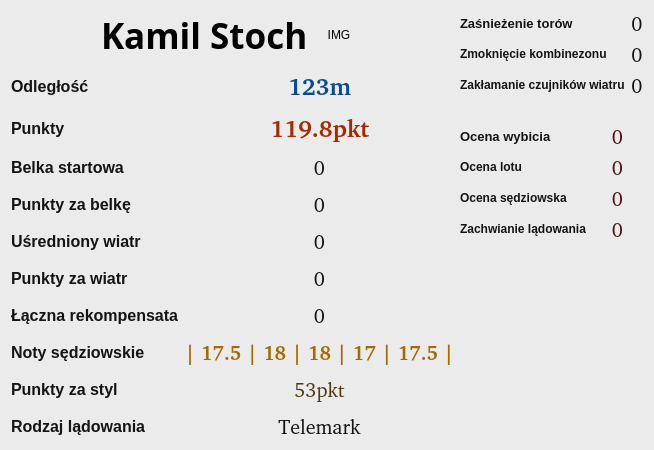
Old version of the form source/UI/ResultsShowing/JumpDataDetailedInfoWindow.ui in the repository SiekamCebule/sj-sim.
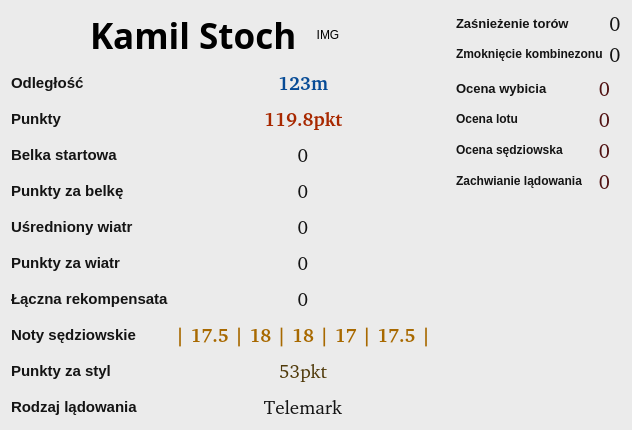
New version of the form.

```diff
--- a/source/UI/ResultsShowing/JumpDataDetailedInfoWindow.ui
+++ b/source/UI/ResultsShowing/JumpDataDetailedInfoWindow.ui
@@ -6,8 +6,8 @@
    <rect>
     <x>0</x>
     <y>0</y>
-    <width>649</width>
-    <height>450</height>
+    <width>632</width>
+    <height>430</height>
    </rect>
   </property>
   <property name="windowTitle">
@@ -117,7 +117,7 @@
         <widget class="QLabel" name="label_3">
          <property name="font">
           <font>
-           <pointsize>12</pointsize>
+           <pointsize>11</pointsize>
            <bold>true</bold>
           </font>
          </property>
@@ -134,7 +134,7 @@
          <property name="font">
           <font>
            <family>Quicksand [PfEd]</family>
-           <pointsize>18</pointsize>
+           <pointsize>14</pointsize>
            <bold>true</bold>
           </font>
          </property>
@@ -153,7 +153,7 @@
         <widget class="QLabel" name="label_4">
          <property name="font">
           <font>
-           <pointsize>12</pointsize>
+           <pointsize>11</pointsize>
            <bold>true</bold>
           </font>
          </property>
@@ -170,7 +170,7 @@
          <property name="font">
           <font>
            <family>Quicksand [PfEd]</family>
-           <pointsize>18</pointsize>
+           <pointsize>14</pointsize>
            <bold>true</bold>
           </font>
          </property>
@@ -189,7 +189,7 @@
         <widget class="QLabel" name="label_5">
          <property name="font">
           <font>
-           <pointsize>12</pointsize>
+           <pointsize>11</pointsize>
            <bold>true</bold>
           </font>
          </property>
@@ -206,7 +206,7 @@
          <property name="font">
           <font>
            <family>Quicksand [PfEd]</family>
-           <pointsize>15</pointsize>
+           <pointsize>14</pointsize>
            <bold>false</bold>
           </font>
          </property>
@@ -225,7 +225,7 @@
         <widget class="QLabel" name="label_6">
          <property name="font">
           <font>
-           <pointsize>12</pointsize>
+           <pointsize>11</pointsize>
            <bold>true</bold>
           </font>
          </property>
@@ -242,7 +242,7 @@
          <property name="font">
           <font>
            <family>Quicksand [PfEd]</family>
-           <pointsize>15</pointsize>
+           <pointsize>14</pointsize>
            <bold>false</bold>
           </font>
          </property>
@@ -261,7 +261,7 @@
         <widget class="QLabel" name="label_7">
          <property name="font">
           <font>
-           <pointsize>12</pointsize>
+           <pointsize>11</pointsize>
            <bold>true</bold>
           </font>
          </property>
@@ -278,7 +278,7 @@
          <property name="font">
           <font>
            <family>Quicksand [PfEd]</family>
-           <pointsize>15</pointsize>
+           <pointsize>14</pointsize>
            <bold>false</bold>
           </font>
          </property>
@@ -297,7 +297,7 @@
         <widget class="QLabel" name="label_8">
          <property name="font">
           <font>
-           <pointsize>12</pointsize>
+           <pointsize>11</pointsize>
            <bold>true</bold>
           </font>
          </property>
@@ -314,7 +314,7 @@
          <property name="font">
           <font>
            <family>Quicksand [PfEd]</family>
-           <pointsize>15</pointsize>
+           <pointsize>14</pointsize>
            <bold>false</bold>
           </font>
          </property>
@@ -333,7 +333,7 @@
         <widget class="QLabel" name="label_15">
          <property name="font">
           <font>
-           <pointsize>12</pointsize>
+           <pointsize>11</pointsize>
            <bold>true</bold>
           </font>
          </property>
@@ -350,7 +350,7 @@
          <property name="font">
           <font>
            <family>Quicksand [PfEd]</family>
-           <pointsize>15</pointsize>
+           <pointsize>14</pointsize>
            <bold>false</bold>
           </font>
          </property>
@@ -369,7 +369,7 @@
         <widget class="QLabel" name="label">
          <property name="font">
           <font>
-           <pointsize>12</pointsize>
+           <pointsize>11</pointsize>
            <bold>true</bold>
           </font>
          </property>
@@ -386,7 +386,7 @@
          <property name="font">
           <font>
            <family>Quicksand [PfEd]</family>
-           <pointsize>15</pointsize>
+           <pointsize>14</pointsize>
            <bold>true</bold>
           </font>
          </property>
@@ -405,7 +405,7 @@
         <widget class="QLabel" name="label_2">
          <property name="font">
           <font>
-           <pointsize>12</pointsize>
+           <pointsize>11</pointsize>
            <bold>true</bold>
           </font>
          </property>
@@ -422,7 +422,7 @@
          <property name="font">
           <font>
            <family>Quicksand [PfEd]</family>
-           <pointsize>15</pointsize>
+           <pointsize>14</pointsize>
            <bold>false</bold>
           </font>
          </property>
@@ -441,7 +441,7 @@
         <widget class="QLabel" name="label_10">
          <property name="font">
           <font>
-           <pointsize>12</pointsize>
+           <pointsize>11</pointsize>
            <bold>true</bold>
           </font>
          </property>
@@ -458,7 +458,7 @@
          <property name="font">
           <font>
            <family>Quicksand [PfEd]</family>
-           <pointsize>15</pointsize>
+           <pointsize>14</pointsize>
           </font>
          </property>
          <property name="styleSheet">
@@ -512,19 +512,29 @@
          </property>
         </widget>
        </item>
-       <item row="2" column="0">
-        <widget class="QLabel" name="label_13">
+       <item row="0" column="1">
+        <widget class="QLabel" name="label_inrunSnow">
+         <property name="sizePolicy">
+          <sizepolicy hsizetype="Expanding" vsizetype="Minimum">
+           <horstretch>0</horstretch>
+           <verstretch>0</verstretch>
+          </sizepolicy>
+         </property>
          <property name="font">
           <font>
-           <pointsize>9</pointsize>
-           <bold>true</bold>
+           <family>Quicksand [PfEd]</family>
+           <pointsize>15</pointsize>
+           <bold>false</bold>
           </font>
          </property>
          <property name="styleSheet">
-          <string>color: rgb(20, 20, 20);</string>
+          <string notr="true">color: rgb(20, 20, 20);</string>
          </property>
          <property name="text">
-          <string>Zakłamanie czujników wiatru</string>
+          <string>0</string>
+         </property>
+         <property name="alignment">
+          <set>Qt::AlignCenter</set>
          </property>
         </widget>
        </item>
@@ -543,32 +553,6 @@
          </property>
         </widget>
        </item>
-       <item row="0" column="1">
-        <widget class="QLabel" name="label_inrunSnow">
-         <property name="sizePolicy">
-          <sizepolicy hsizetype="Expanding" vsizetype="Minimum">
-           <horstretch>0</horstretch>
-           <verstretch>0</verstretch>
-          </sizepolicy>
-         </property>
-         <property name="font">
-          <font>
-           <family>Quicksand [PfEd]</family>
-           <pointsize>15</pointsize>
-           <bold>false</bold>
-          </font>
-         </property>
-         <property name="styleSheet">
-          <string notr="true">color: rgb(20, 20, 20);</string>
-         </property>
-         <property name="text">
-          <string>0</string>
-         </property>
-         <property name="alignment">
-          <set>Qt::AlignCenter</set>
-         </property>
-        </widget>
-       </item>
        <item row="1" column="1">
         <widget class="QLabel" name="label_suitWet">
          <property name="sizePolicy">
@@ -595,32 +579,6 @@
          </property>
         </widget>
        </item>
-       <item row="2" column="1">
-        <widget class="QLabel" name="label_windSensorsDeception">
-         <property name="sizePolicy">
-          <sizepolicy hsizetype="Expanding" vsizetype="Minimum">
-           <horstretch>0</horstretch>
-           <verstretch>0</verstretch>
-          </sizepolicy>
-         </property>
-         <property name="font">
-          <font>
-           <family>Quicksand [PfEd]</family>
-           <pointsize>15</pointsize>
-           <bold>false</bold>
-          </font>
-         </property>
-         <property name="styleSheet">
-          <string notr="true">color: rgb(20, 20, 20);</string>
-         </property>
-         <property name="text">
-          <string>0</string>
-         </property>
-         <property name="alignment">
-          <set>Qt::AlignCenter</set>
-         </property>
-        </widget>
-       </item>
       </layout>
      </item>
      <item>
@@ -634,7 +592,7 @@
        <property name="sizeHint" stdset="0">
         <size>
          <width>20</width>
-         <height>20</height>
+         <height>3</height>
         </size>
        </property>
       </spacer>
```
